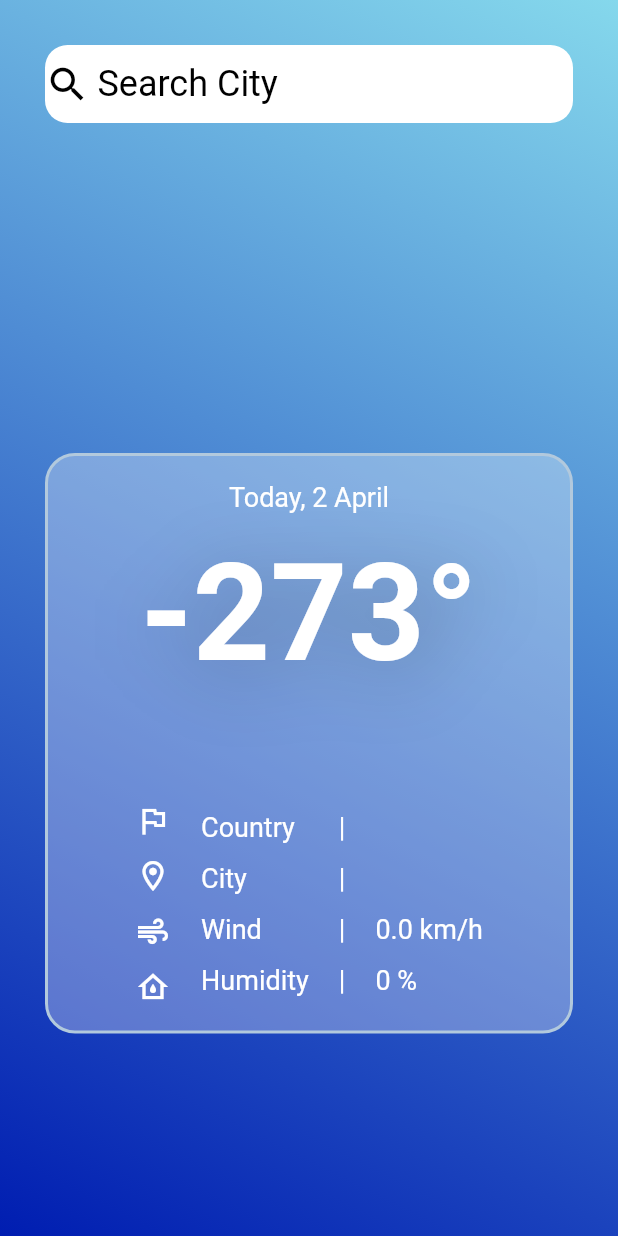
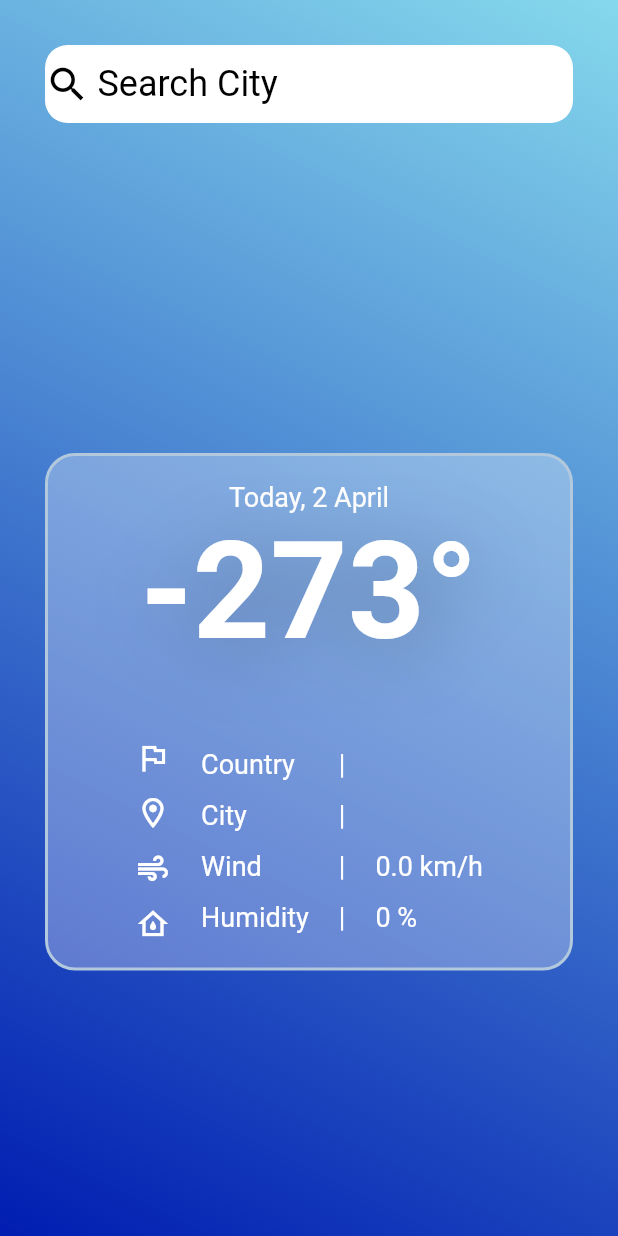
Before and after one commit to Hainam17/weather, a Flutter app: the screen it shows after launch, on a phone screen of 412 x 824 dp. Run offline on Flutter 3.47's test engine with Material 2 defaults, Android fonts, the phone set to English and light mode, and no system bars; drawn by our look-alikes of simple_shadow; our stand-ins replace geocoding, geolocator, get, lottie; network calls fail.

Commit message:
first commit

```diff
--- a/lib/weather_page.dart
+++ b/lib/weather_page.dart
@@ -8,18 +8,14 @@ import 'package:simple_shadow/simple_shadow.dart';
 class WeatherPage extends StatelessWidget {
   WeatherPage({Key? key}) : super(key: key);
   final c = Get.put(WeatherController());
-  // final width = MediaQuery.of(context).size.width;
-  // final height = MediaQuery.of(context).size.height;
   var day = DateFormat.d().format(DateTime.now());
   var month = DateFormat.LLLL().format(DateTime.now());
 
   @override
   Widget build(BuildContext context) {
     TextEditingController cityText = TextEditingController();
-
     handleSearchCity() {
       c.fetchWeather(cityText.text);
-      // Close keyboard after enter
       FocusScopeNode currentFocus = FocusScope.of(context);
       if (!currentFocus.hasPrimaryFocus) {
         currentFocus.unfocus();
@@ -88,7 +84,6 @@ class WeatherPage extends StatelessWidget {
         ),
       );
     }
-
     Widget weatherInformation() {
       return Container(
         margin: EdgeInsets.fromLTRB(30, 40, 30, 0),
@@ -115,21 +110,16 @@ class WeatherPage extends StatelessWidget {
           ),
         )
             : Column(
-          children: [
+            children: [
             // Date
-            Container(
-              child: Text(
+            Text(
                 'Today, $day $month',
                 style: TextStyle(
                   fontSize: 18,
                   color: Colors.white,
                 ),
               ),
-            ),
-            // Temperature
-            Container(
-              margin: EdgeInsets.fromLTRB(0, 15, 0, 0),
-              child: SimpleShadow(
+            SimpleShadow(
                 opacity: 0.25,
                 color: Colors.black,
                 offset: Offset(3, 7),
@@ -143,11 +133,7 @@ class WeatherPage extends StatelessWidget {
                   ),
                 ),
               ),
-            ),
-            // Weather Description
-            Container(
-              margin: EdgeInsets.fromLTRB(0, 20, 0, 0),
-              child: Text(
+            Text(
                 '${c.weather.value.description.toUpperCase()}',
                 style: TextStyle(
                   fontSize: 22,
@@ -155,14 +141,10 @@ class WeatherPage extends StatelessWidget {
                   fontWeight: FontWeight.bold,
                 ),
               ),
-            ),
-            // Weather Detail
-            Container(
-              margin: EdgeInsets.fromLTRB(0, 27, 0, 0),
-              child: Row(
+            const SizedBox(height: 20),
+            Row(
                 mainAxisAlignment: MainAxisAlignment.center,
                 children: [
-                  // Icon
                   Column(
                     crossAxisAlignment: CrossAxisAlignment.start,
                     children: [
@@ -188,7 +170,6 @@ class WeatherPage extends StatelessWidget {
                     ],
                   ),
                   SizedBox(width: 20),
-                  // Type
                   Column(
                     crossAxisAlignment: CrossAxisAlignment.start,
                     children: [
@@ -302,7 +283,6 @@ class WeatherPage extends StatelessWidget {
                   ),
                 ],
               ),
-            ),
           ],
         ),
       );
```
